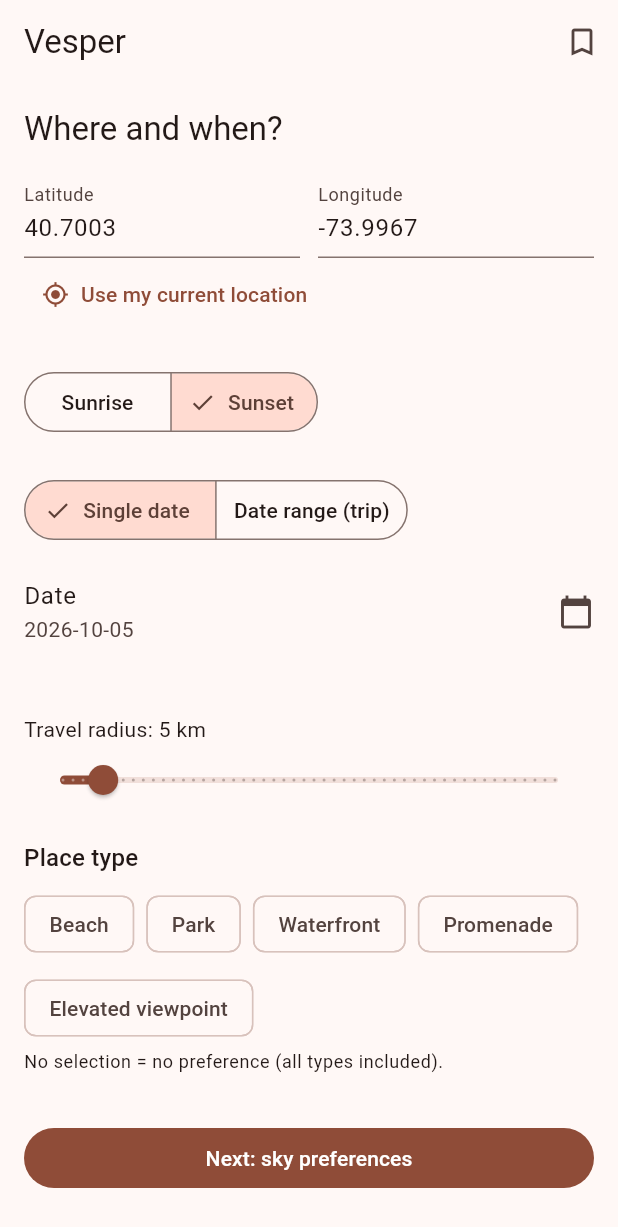
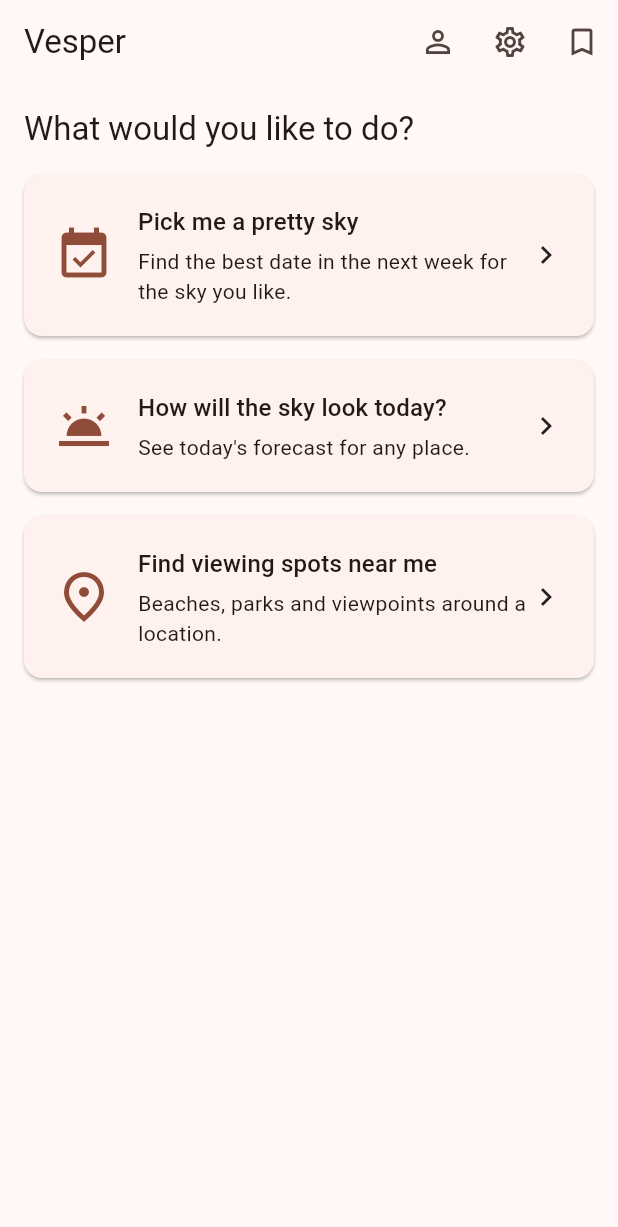
Before and after one commit to shivanibhalsakle/vesper-ai, a Flutter app: the screen it shows once a user with an empty profile is signed in, on a phone screen of 412 x 824 dp. Shown: the top 1227 px of the screen. Run offline on Flutter 3.47's test engine with Material 3 defaults, Android fonts, the phone set to English and light mode, and no system bars; our stand-ins replace firebase_auth, firebase_core, firebase_messaging, firebase_storage, geolocator, image_picker; accounts and stored records are empty.

Commit message:
Add home screen with three entry points and top-bar menu

```diff
--- a/client/lib/main.dart
+++ b/client/lib/main.dart
@@ -3,7 +3,7 @@
 import 'package:flutter/material.dart';
 
 import 'firebase_options.dart';
-import 'screens/session_setup_screen.dart';
+import 'screens/home_screen.dart';
 import 'screens/sign_in_screen.dart';
 import 'services/auth_service.dart';
 
@@ -31,7 +31,7 @@
             return const Scaffold(body: Center(child: CircularProgressIndicator()));
           }
           if (snapshot.hasData) {
-            return const SessionSetupScreen();
+            return const HomeScreen();
           }
           return const SignInScreen();
         },
--- /dev/null
+++ b/client/lib/screens/home_screen.dart
@@ -0,0 +1,137 @@
+import 'package:flutter/material.dart';
+
+import 'coming_soon_screen.dart';
+import 'saved_profiles_screen.dart';
+import 'session_setup_screen.dart';
+
+/// Post-sign-in landing page: three big entry points plus the top-bar menu
+/// (Profile, Settings, Saved).
+class HomeScreen extends StatelessWidget {
+  const HomeScreen({super.key});
+
+  void _open(BuildContext context, Widget screen) {
+    Navigator.of(context).push(MaterialPageRoute(builder: (_) => screen));
+  }
+
+  @override
+  Widget build(BuildContext context) {
+    return Scaffold(
+      appBar: AppBar(
+        title: const Text('Vesper'),
+        actions: [
+          IconButton(
+            icon: const Icon(Icons.person_outline),
+            tooltip: 'Profile',
+            onPressed: () => _open(
+              context,
+              const ComingSoonScreen(
+                title: 'Profile',
+                description: 'Your name, photo and account details.',
+              ),
+            ),
+          ),
+          IconButton(
+            icon: const Icon(Icons.settings_outlined),
+            tooltip: 'Settings',
+            // Interim: the old setup screen still holds the preference inputs
+            // until the dedicated Settings page replaces it.
+            onPressed: () => _open(context, const SessionSetupScreen()),
+          ),
+          IconButton(
+            icon: const Icon(Icons.bookmark_outline),
+            tooltip: 'Saved',
+            // Interim: saved searches only; saved dates join them later.
+            onPressed: () => _open(context, const SavedProfilesScreen()),
+          ),
+        ],
+      ),
+      body: ListView(
+        padding: const EdgeInsets.all(16),
+        children: [
+          Text(
+            'What would you like to do?',
+            style: Theme.of(context).textTheme.titleLarge,
+          ),
+          const SizedBox(height: 16),
+          _HomeOptionCard(
+            icon: Icons.event_available,
+            title: 'Pick me a pretty sky',
+            subtitle: 'Find the best date in the next week for the sky you like.',
+            // Interim: the existing date search until the new flow is built.
+            onTap: () => _open(context, const SessionSetupScreen()),
+          ),
+          _HomeOptionCard(
+            icon: Icons.wb_twilight,
+            title: 'How will the sky look today?',
+            subtitle: "See today's forecast for any place.",
+            onTap: () => _open(
+              context,
+              const ComingSoonScreen(
+                title: "Today's sky",
+                description: "Choose a place and see how today's sky is shaping up.",
+              ),
+            ),
+          ),
+          _HomeOptionCard(
+            icon: Icons.place_outlined,
+            title: 'Find viewing spots near me',
+            subtitle: 'Beaches, parks and viewpoints around a location.',
+            onTap: () => _open(
+              context,
+              const ComingSoonScreen(
+                title: 'Viewing spots',
+                description: 'Enter a location and see good places to watch from.',
+              ),
+            ),
+          ),
+        ],
+      ),
+    );
+  }
+}
+
+class _HomeOptionCard extends StatelessWidget {
+  final IconData icon;
+  final String title;
+  final String subtitle;
+  final VoidCallback onTap;
+
+  const _HomeOptionCard({
+    required this.icon,
+    required this.title,
+    required this.subtitle,
+    required this.onTap,
+  });
+
+  @override
+  Widget build(BuildContext context) {
+    final theme = Theme.of(context);
+    return Card(
+      margin: const EdgeInsets.only(bottom: 16),
+      clipBehavior: Clip.antiAlias,
+      child: InkWell(
+        onTap: onTap,
+        child: Padding(
+          padding: const EdgeInsets.all(20),
+          child: Row(
+            children: [
+              Icon(icon, size: 40, color: theme.colorScheme.primary),
+              const SizedBox(width: 16),
+              Expanded(
+                child: Column(
+                  crossAxisAlignment: CrossAxisAlignment.start,
+                  children: [
+                    Text(title, style: theme.textTheme.titleMedium),
+                    const SizedBox(height: 4),
+                    Text(subtitle, style: theme.textTheme.bodyMedium),
+                  ],
+                ),
+              ),
+              const Icon(Icons.chevron_right),
+            ],
+          ),
+        ),
+      ),
+    );
+  }
+}
```
Also changed, not shown: client/lib/screens/coming_soon_screen.dart (added, +42 -0 lines), 4 other files.
